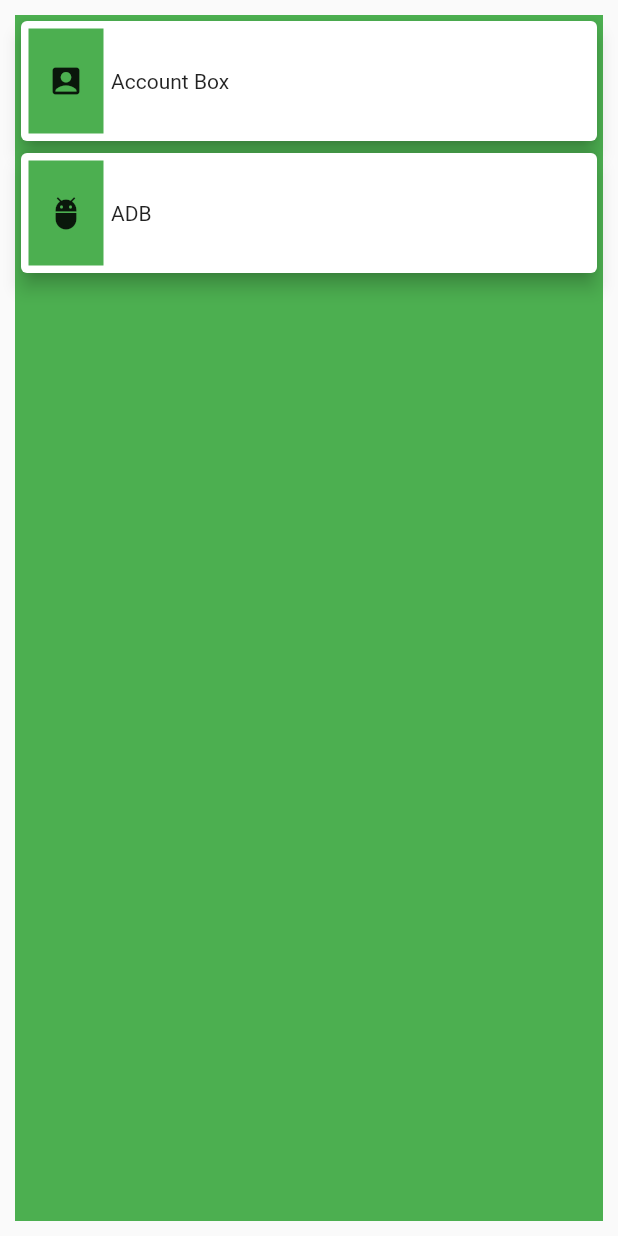
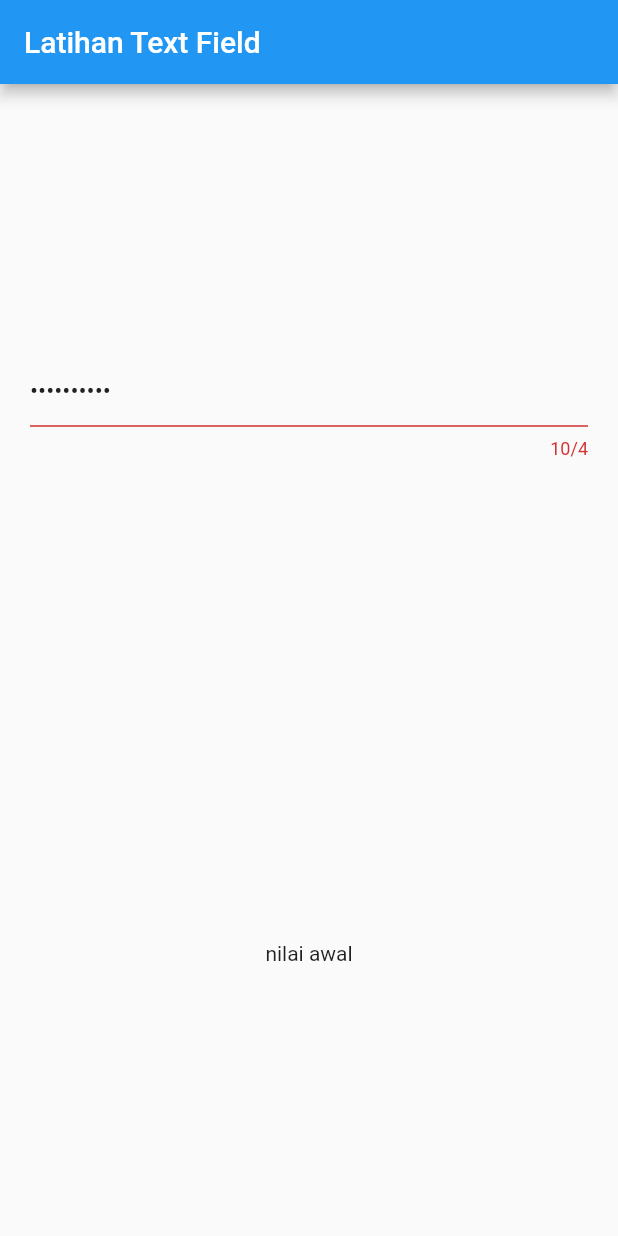
Before and after one commit to nrfitriani/flutter_fundamental, a Flutter app: the screen it shows after launch, on a phone screen of 412 x 824 dp. Run offline on Flutter 3.47's test engine with Material 2 defaults, Android fonts, the phone set to English and light mode, and no system bars.

```diff
--- a/lib/main.dart
+++ b/lib/main.dart
@@ -692,6 +692,7 @@ class MyApp extends StatelessWidget {
 }
 */
 
+/*
 //f18_cardWidget
 void main() => runApp(MyApp());
 
@@ -722,3 +723,43 @@ class MyApp extends StatelessWidget {
           );
   }
 }
+*/
+
+//F19 Textfield
+void main() => runApp(MyApp());
+
+class MyApp extends StatefulWidget {
+  @override
+  _MyAppState createState() => _MyAppState();
+}
+
+class _MyAppState extends State<MyApp> {
+  TextEditingController controller = TextEditingController(text: "nilai awal");
+
+  @override
+  Widget build(BuildContext context) {
+    return MaterialApp(
+      home: Scaffold(
+        appBar: AppBar(title: Text("Latihan Text Field")),
+        body: Container(
+          margin: EdgeInsets.all(20),
+          child: Column(
+            mainAxisAlignment: MainAxisAlignment.spaceAround,
+            children: <Widget>[
+              TextField(
+                maxLength: 4,
+                maxLines: 1,
+                obscureText: true,//text untuk password
+                controller: controller,
+                onChanged: (value) {
+                  setState(() {});
+                },
+              ),
+              Text(controller.text)
+            ],
+          ),
+        ),
+      ),
+    );
+  }
+}
```
